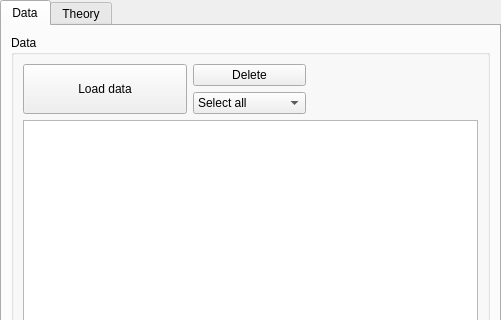
The window that src/sas/qtgui/MainWindow/UI/DataExplorerUI.ui (SasView/sasview) describes before a commit, drawn with Qt 5; both pictures show x 0 to 501 and y 0 to 320 of the 501 by 630 pixel window.
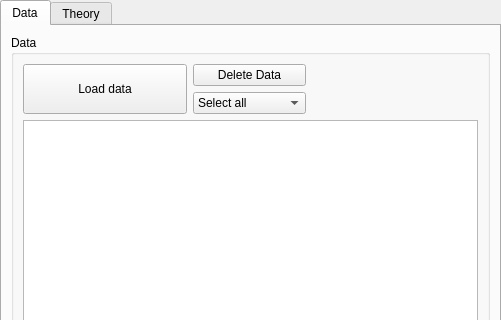
The same window after the commit. Icons and pictures are not drawn.

Commit message: Main Window help update SASVIEW-915

Patch:
```diff
--- a/src/sas/qtgui/MainWindow/UI/DataExplorerUI.ui
+++ b/src/sas/qtgui/MainWindow/UI/DataExplorerUI.ui
@@ -86,7 +86,7 @@
          <item row="0" column="1">
           <widget class="QPushButton" name="cmdDeleteData">
            <property name="text">
-            <string>Delete</string>
+            <string>Delete Data</string>
            </property>
           </widget>
          </item>
```
The commit also changes 3 other files.
